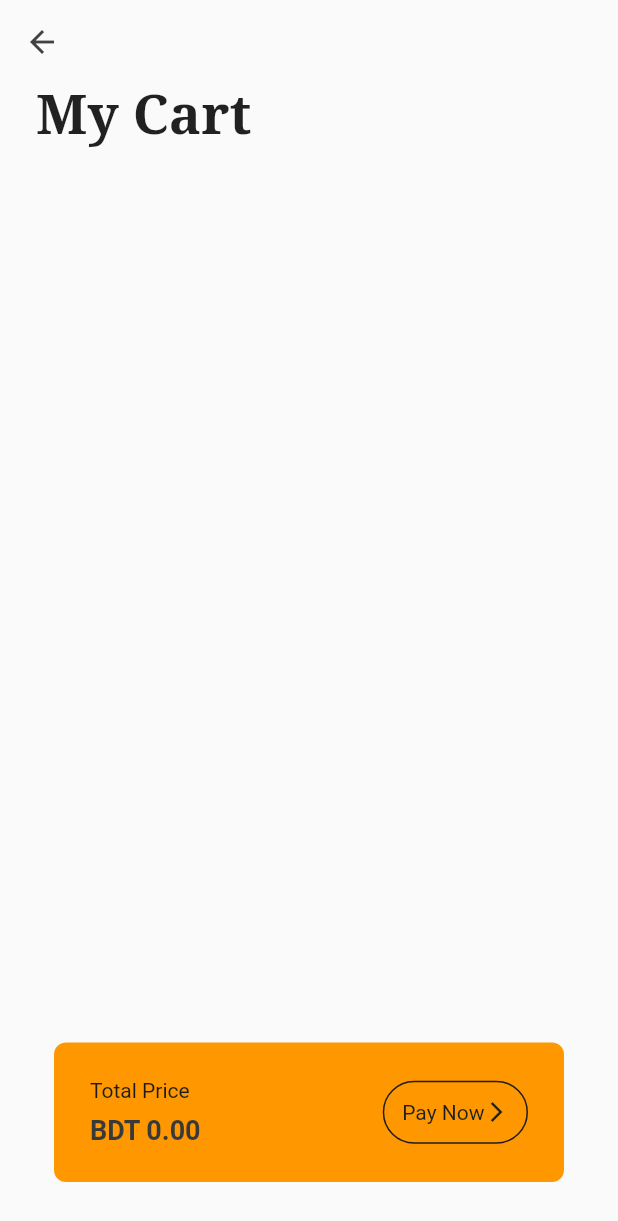
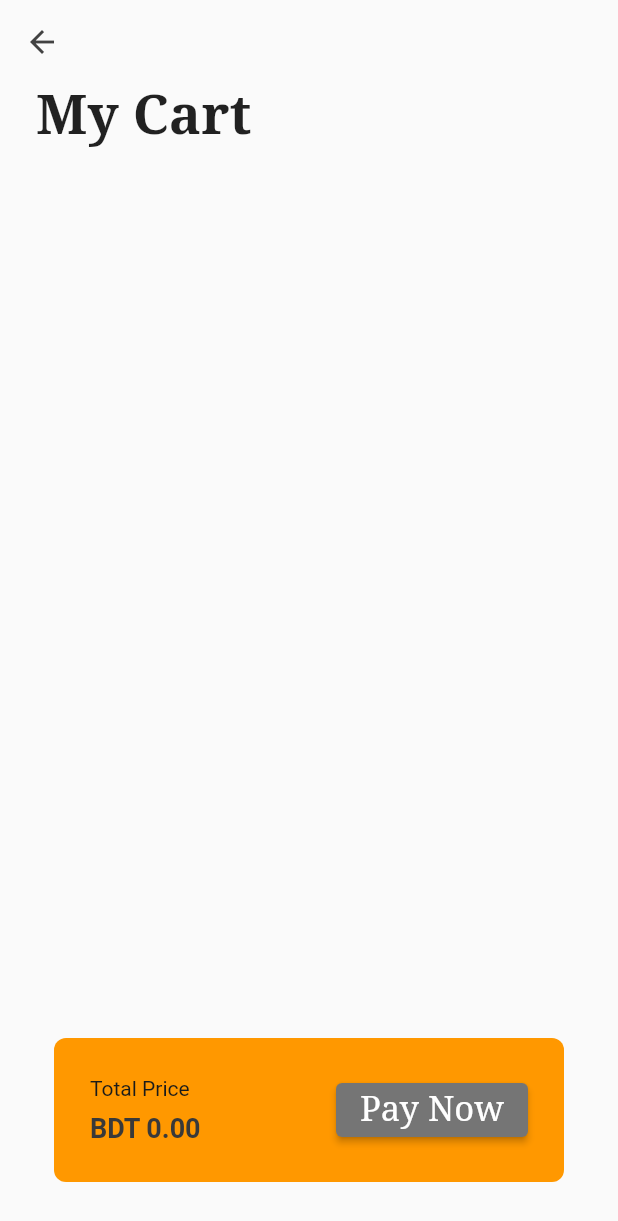
Before and after one commit to mrx-arafat/Smart-Kitchen-Grocery-Management-App, a Flutter app: the CartPage screen opened directly, on a phone screen of 412 x 824 dp. Shown: the top 1221 px of the screen. Run offline on Flutter 3.47's test engine with Material 2 defaults, Android fonts, the phone set to English and light mode, and no system bars; our stand-ins replace fl_chart, google_fonts.

Commit message:
cart button fix

```diff
--- a/lib/pages/cart_page.dart
+++ b/lib/pages/cart_page.dart
@@ -1,7 +1,8 @@
 import 'package:flutter/material.dart';
 import 'package:google_fonts/google_fonts.dart';
+import 'package:groceryapp/payment.dart';
 import 'package:provider/provider.dart';
-
+import 'package:flutter/material.dart';
 import '../model/cart_model.dart';
 
 class CartPage extends StatelessWidget {
@@ -111,28 +112,50 @@ class CartPage extends StatelessWidget {
                       ),
 
                       // pay now
-                      Container(
-                        decoration: BoxDecoration(
-                          border: Border.all(
-                              color: Color.fromARGB(255, 31, 30, 30)),
-                          borderRadius: BorderRadius.circular(28),
-                        ),
-                        padding: const EdgeInsets.all(12),
-                        child: Row(
-                          children: const [
-                            Text(
-                              'Pay Now',
-                              style: TextStyle(
-                                  color: Color.fromARGB(255, 30, 30, 30)),
+                      // Container(
+                      //   decoration: BoxDecoration(
+                      //     border: Border.all(
+                      //         color: Color.fromARGB(255, 31, 30, 30)),
+                      //     borderRadius: BorderRadius.circular(28),
+                      //   ),
+                      //   padding: const EdgeInsets.all(12),
+                      //   child: Row(
+                      //     children: const [
+                      //       InkWell(
+                      //         child: Text(
+                      //           'Pay Now',
+                      //           style: TextStyle(
+                      //               color: Color.fromARGB(255, 30, 30, 30)),
+                      //         ),
+
+                      //       ),
+                      //       Icon(
+                      //         Icons.arrow_forward_ios,
+                      //         size: 16,
+                      //         color: Color.fromARGB(255, 33, 32, 32),
+                      //       ),
+                      //     ],
+                      //   ),
+                      // ),
+
+                      ElevatedButton(
+                          onPressed: () {
+                            Navigator.push(
+                                context,
+                                MaterialPageRoute(
+                                  builder: (context) => Payment(),
+                                ));
+                          },
+                          style: ButtonStyle(
+                            backgroundColor:
+                                MaterialStateProperty.all(Colors.grey.shade600),
+                            textStyle: MaterialStateProperty.all(
+                              GoogleFonts.notoSerif(fontSize: 23),
                             ),
-                            Icon(
-                              Icons.arrow_forward_ios,
-                              size: 16,
-                              color: Color.fromARGB(255, 33, 32, 32),
-                            ),
-                          ],
-                        ),
-                      ),
+                          ),
+                          child: Text(
+                            'Pay Now',
+                          ))
                     ],
                   ),
                 ),
```
